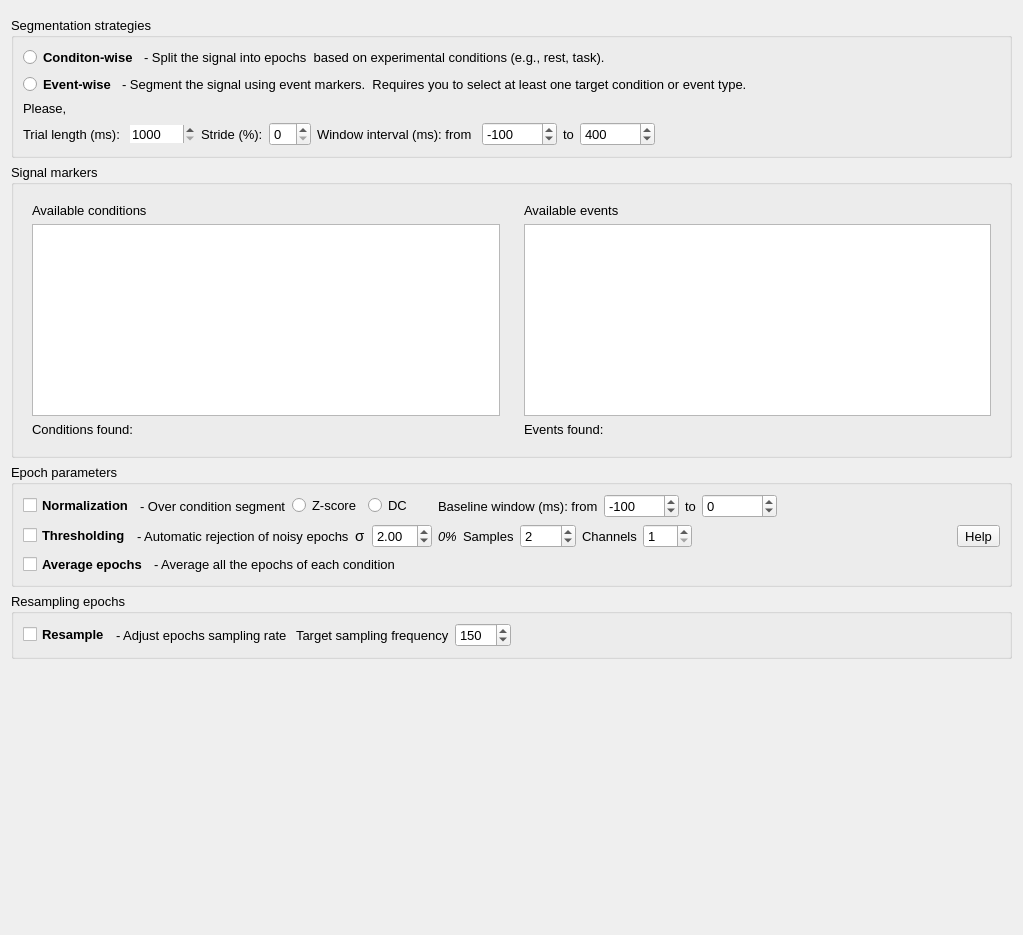
First picture: the form in Segmentation/segmentation_widget.ui, repository medusabci/medusa-analyzer, before the edit.
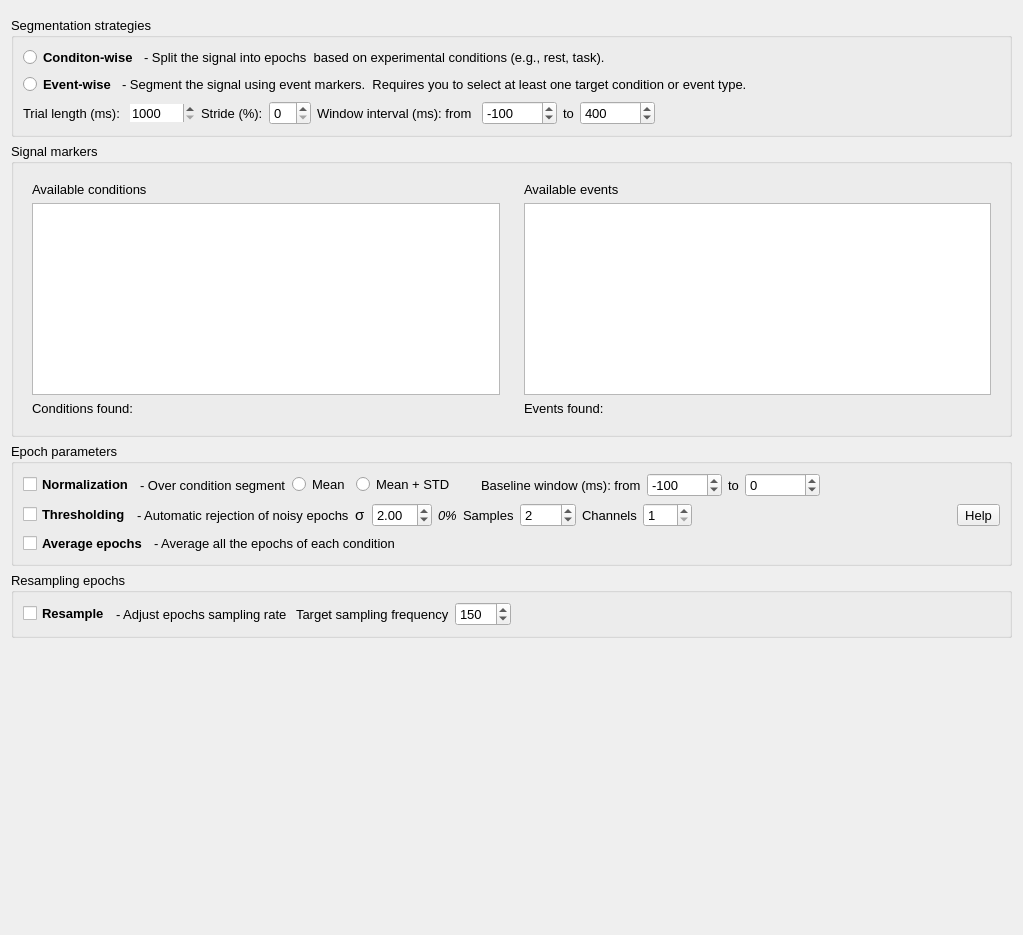
Second picture: the form after the edit.

```diff
--- a/Segmentation/segmentation_widget.ui
+++ b/Segmentation/segmentation_widget.ui
@@ -113,13 +113,6 @@
         </item>
        </layout>
       </item>
-      <item>
-       <widget class="QLabel" name="label_3">
-        <property name="text">
-         <string>Please, </string>
-        </property>
-       </widget>
-      </item>
       <item>
        <layout class="QHBoxLayout" name="trials">
         <item>
@@ -387,17 +380,17 @@
           </property>
          </widget>
         </item>
-        <item>
-         <widget class="QRadioButton" name="zscoreRButton">
-          <property name="text">
-           <string>Z-score</string>
-          </property>
-         </widget>
-        </item>
         <item>
          <widget class="QRadioButton" name="dcRButton">
           <property name="text">
-           <string>DC</string>
+           <string>Mean</string>
+          </property>
+         </widget>
+        </item>
+        <item>
+         <widget class="QRadioButton" name="zscoreRButton">
+          <property name="text">
+           <string>Mean + STD</string>
           </property>
          </widget>
         </item>
```
